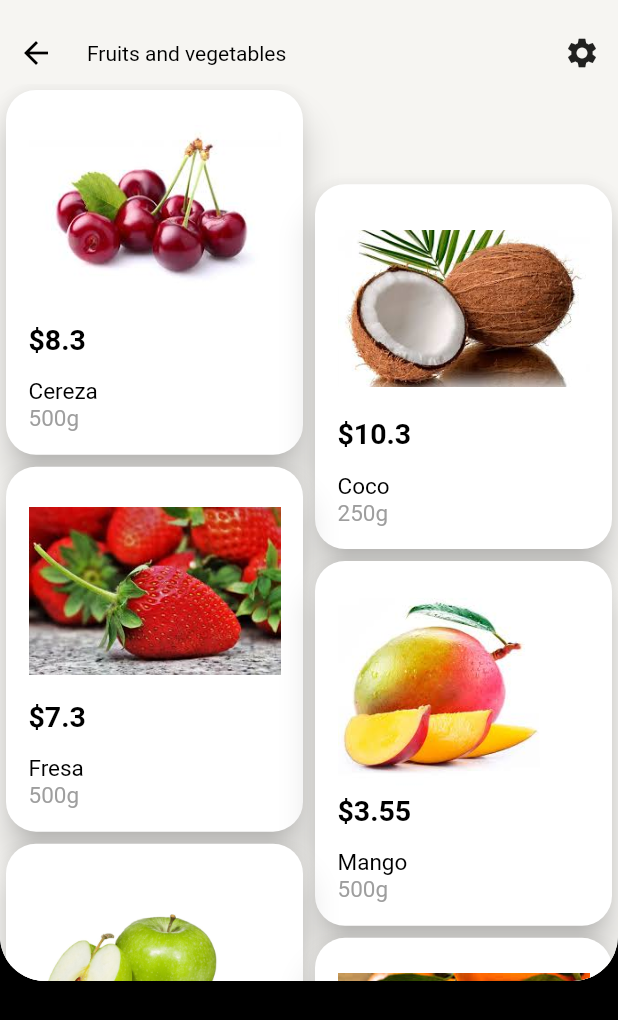
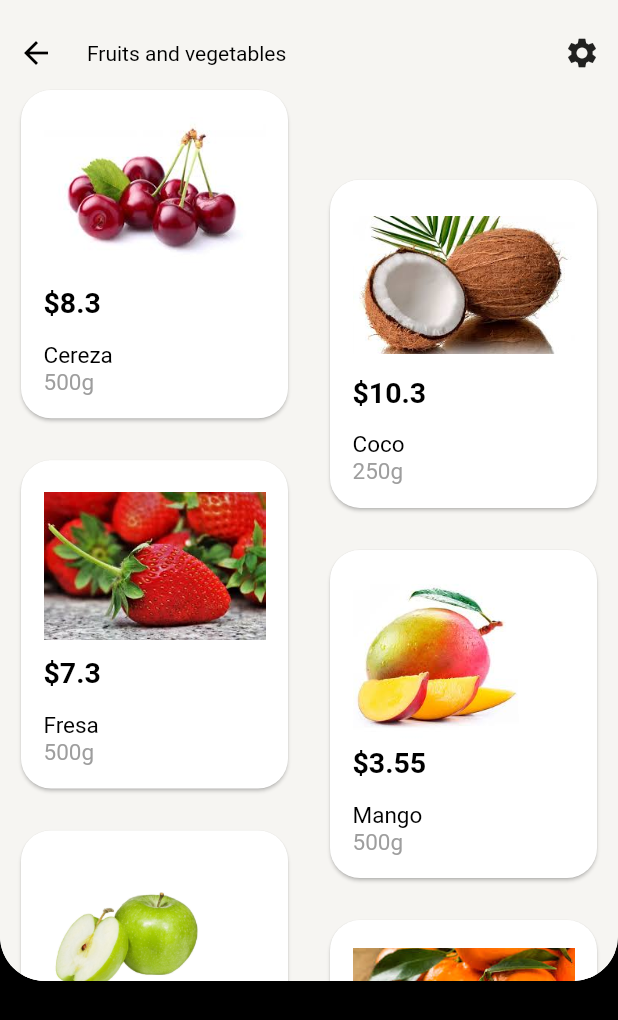
Before and after one commit to JosueDurand96/Grocery-Store-Flutter, a Flutter app: the screen it shows after launch, on a phone screen of 412 x 824 dp. Shown: the top 1020 px of the screen. Run offline on Flutter 3.47's test engine with Material 2 defaults, Android fonts, the phone set to English and light mode, and no system bars; statements that could not run were skipped.

Commit message:
first part

```diff
--- a/lib/screens/grocery_store_list.dart
+++ b/lib/screens/grocery_store_list.dart
@@ -11,10 +11,11 @@ class GroceryStoreList extends StatelessWidget {
     final bloc = GroceryProvider.of(context).bloc;
     return Container(
       color: backgroundColor,
-      padding: const EdgeInsets.only(top: cartBarHeight),
+      padding: const EdgeInsets.only(top: cartBarHeight, left: 10,right: 10),
       child: StaggeredDualView(
         aspectRatio: 0.82,
         itemPercent: 0.25,
+        spacing: 20,
         itemBuilder: (context, index) {
           final product = bloc.catalog[index];
           return GestureDetector(
@@ -35,7 +36,8 @@ class GroceryStoreList extends StatelessWidget {
             child: Card(
               shape: RoundedRectangleBorder(
                   borderRadius: BorderRadius.circular(20.0)),
-              elevation: 10,
+              elevation: 8
+              shadowColor: Colors.black45,
               color: Colors.white,
               child: Padding(
                 padding: const EdgeInsets.all(15.0),
```
